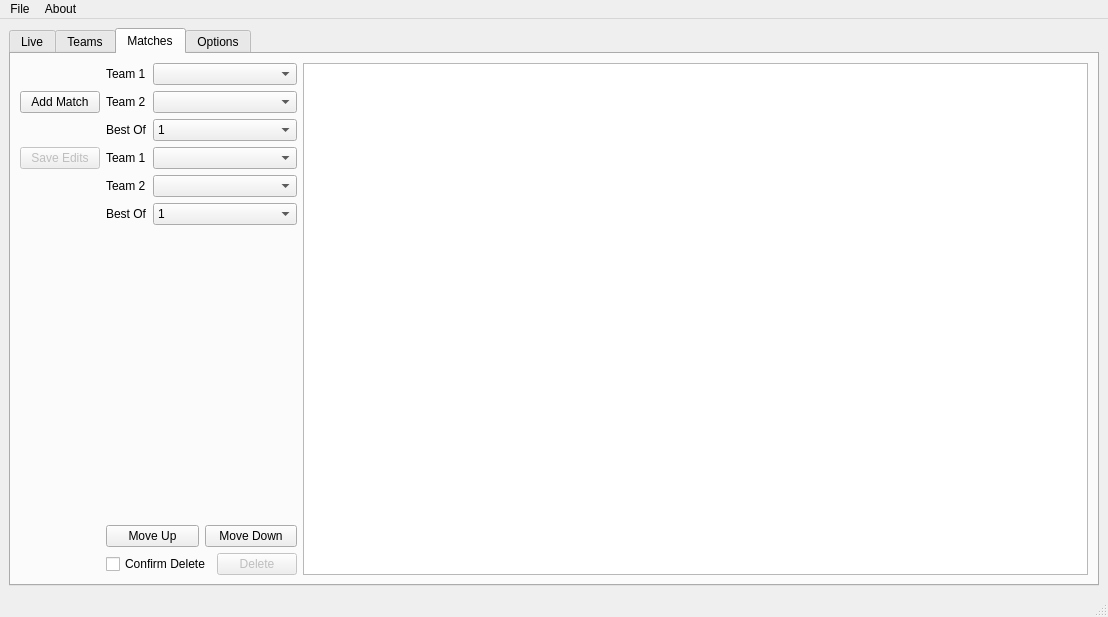
The window that static/form.ui (chhopsky/updatethestream) describes before a commit, drawn with Qt 5.
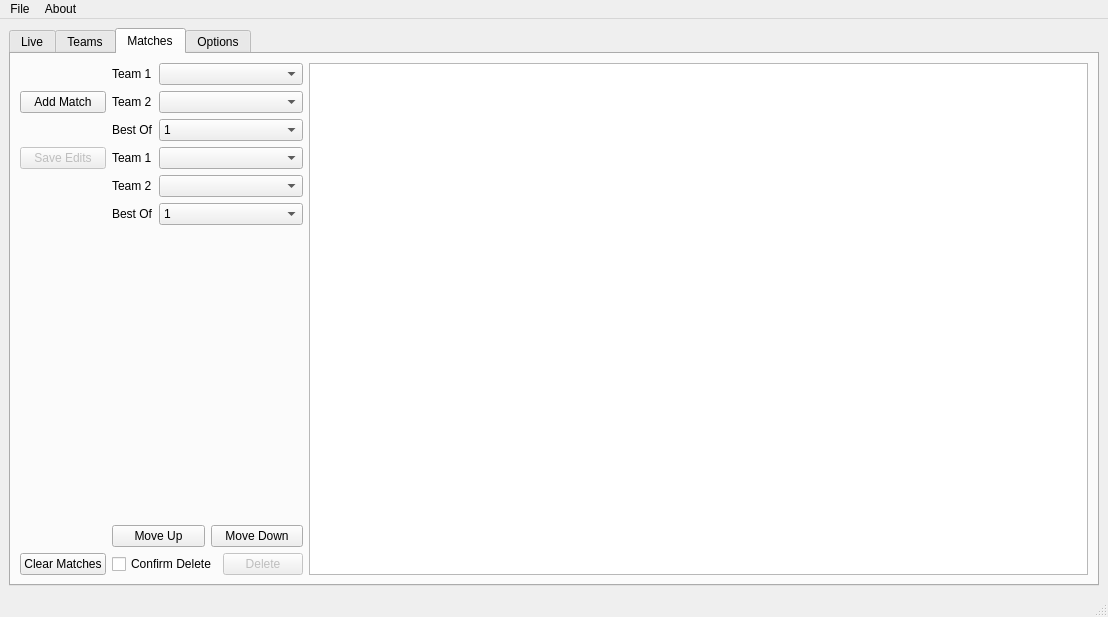
The same window after the commit. The open tabs and pages were chosen to show the change. Icons and pictures are not drawn.

Commit message: added clear_matches_and_game_history & button

The edit to the form file:
```diff
--- a/static/form.ui
+++ b/static/form.ui
@@ -574,17 +574,7 @@
           </property>
          </widget>
         </item>
-        <item row="1" column="0">
-         <widget class="QPushButton" name="edit_match_button">
-          <property name="enabled">
-           <bool>false</bool>
-          </property>
-          <property name="text">
-           <string>Save Edits</string>
-          </property>
-         </widget>
-        </item>
-        <item row="4" column="1" colspan="2">
+        <item row="5" column="1" colspan="2">
          <layout class="QHBoxLayout" name="match_order_hbox_2">
           <item>
            <widget class="QPushButton" name="match_move_up_button">
@@ -602,6 +592,19 @@
           </item>
          </layout>
         </item>
+        <item row="6" column="2">
+         <widget class="QPushButton" name="delete_match_button">
+          <property name="enabled">
+           <bool>false</bool>
+          </property>
+          <property name="text">
+           <string>Delete</string>
+          </property>
+         </widget>
+        </item>
+        <item row="0" column="3" rowspan="7">
+         <widget class="QListWidget" name="match_list_widget"/>
+        </item>
         <item row="0" column="1" colspan="2">
          <layout class="QFormLayout" name="add_match_form_layout">
           <item row="0" column="0">
@@ -675,7 +678,17 @@
           </item>
          </layout>
         </item>
-        <item row="1" column="1" rowspan="3" colspan="2">
+        <item row="1" column="0">
+         <widget class="QPushButton" name="edit_match_button">
+          <property name="enabled">
+           <bool>false</bool>
+          </property>
+          <property name="text">
+           <string>Save Edits</string>
+          </property>
+         </widget>
+        </item>
+        <item row="1" column="1" rowspan="4" colspan="2">
          <layout class="QFormLayout" name="edit_match_form_layout">
           <item row="0" column="0">
            <widget class="QLabel" name="edit_match_team1_label">
@@ -748,26 +761,20 @@
           </item>
          </layout>
         </item>
-        <item row="5" column="1">
+        <item row="6" column="1">
          <widget class="QCheckBox" name="delete_match_confirm_checkbox">
           <property name="text">
            <string>Confirm Delete</string>
           </property>
          </widget>
         </item>
-        <item row="5" column="2">
-         <widget class="QPushButton" name="delete_match_button">
-          <property name="enabled">
-           <bool>false</bool>
-          </property>
+        <item row="6" column="0">
+         <widget class="QPushButton" name="clear_matches_button">
           <property name="text">
-           <string>Delete</string>
+           <string>Clear Matches</string>
           </property>
          </widget>
         </item>
-        <item row="0" column="3" rowspan="6">
-         <widget class="QListWidget" name="match_list_widget"/>
-        </item>
        </layout>
       </widget>
       <widget class="QWidget" name="options_tab">
```
Left out of the diff: 6 changed lines with no effect on the pictures. The commit also changes 2 other files.
